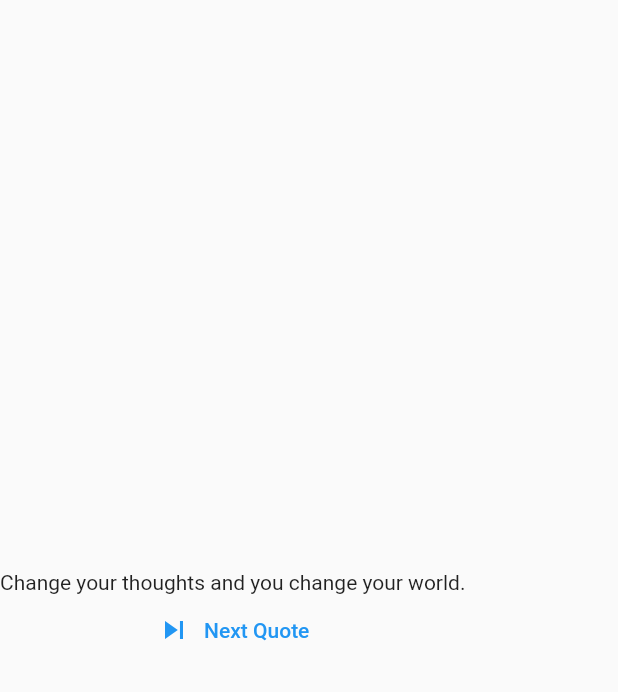
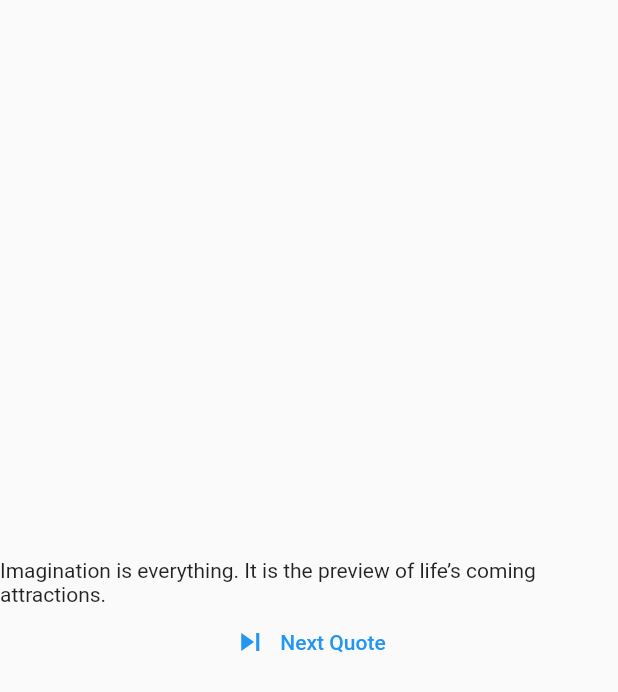
Before and after one commit to mahdiyarz/quotes_app, a Flutter app: the screen it shows after launch, after a tap on "Next Quote", on a phone screen of 412 x 824 dp. Shown: the top 692 px of the screen. Run offline on Flutter 3.47's test engine with Material 2 defaults, Android fonts, the phone set to English and light mode, and no system bars.

```diff
--- a/lib/ui/home.dart
+++ b/lib/ui/home.dart
@@ -8,18 +8,20 @@ class Wisdom extends StatefulWidget {
 }
 
 class _WisdomState extends State<Wisdom> {
+  List<String> qoutes = [
+    "Change your thoughts and you change your world.",
+    "Imagination is everything. It is the preview of life’s coming attractions.",
+    "Happiness is not something ready made. It comes from your own actions."
+  ];
+  int index = 0;
+
   @override
   Widget build(BuildContext context) {
-    List<String> qoutes = [
-      "Change your thoughts and you change your world.",
-      "Imagination is everything. It is the preview of life’s coming attractions.",
-      "Happiness is not something ready made. It comes from your own actions."
-    ];
     return Scaffold(
         body: Column(
       mainAxisAlignment: MainAxisAlignment.center,
       children: [
-        Text(qoutes[0]),
+        Text(qoutes[index % qoutes.length]),
         TextButton.icon(
             onPressed: _showNextQuote,
             icon: Icon(Icons.skip_next),
@@ -28,5 +30,9 @@ class _WisdomState extends State<Wisdom> {
     ));
   }
 
-  void _showNextQuote() {}
+  void _showNextQuote() {
+    setState(() {
+      index += 1;
+    });
+  }
 }
```
